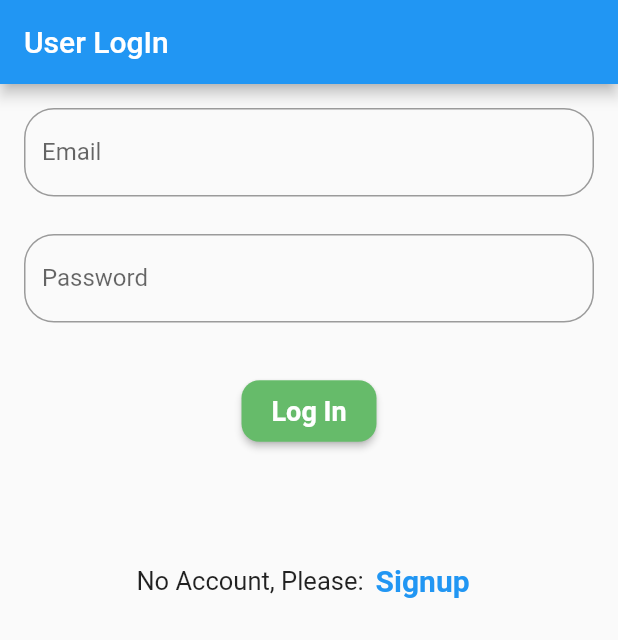
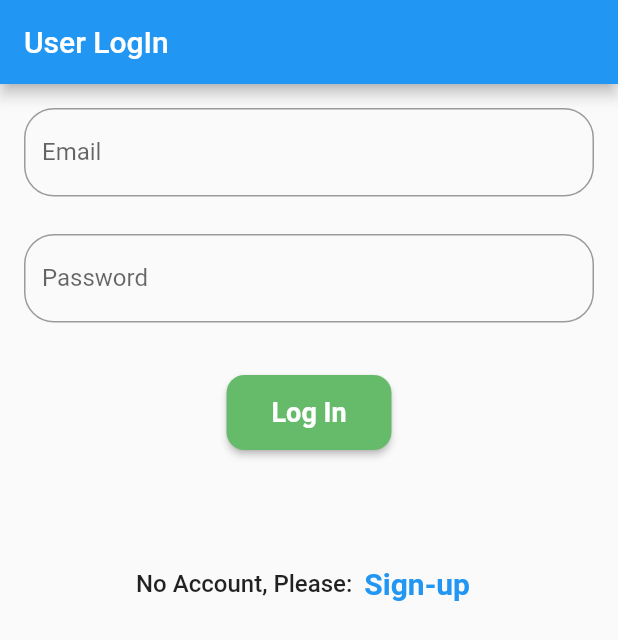
Before and after one commit to Yazoo555/-flutter_intern, a Flutter app: the screen it shows after launch, on a phone screen of 412 x 824 dp. Shown: the top 640 px of the screen. Run offline on Flutter 3.47's test engine with Material 2 defaults, Android fonts, the phone set to English and light mode, and no system bars; our stand-ins replace shared_preferences.

Commit message:
Third Commit-Nopic

```diff
--- a/lib/login.dart
+++ b/lib/login.dart
@@ -90,7 +90,7 @@ class _loginState extends State<login> {
       // ignore: use_build_context_synchronously
       ScaffoldMessenger.of(context).showSnackBar(
         const SnackBar(
-            content: Center(child: Text('User Not Found')),
+            content: Center(child: Text('Invalid:User Not Found')),
             backgroundColor: Colors.redAccent),
       );
       return;
@@ -167,6 +167,7 @@ class _loginState extends State<login> {
                   children: [
                     ElevatedButton(
                       style: ElevatedButton.styleFrom(
+                        fixedSize: Size(110, 50),
                         elevation: 2,
                         foregroundColor: Colors.white,
                         backgroundColor: Colors.green.shade400,
@@ -199,7 +200,7 @@ class _loginState extends State<login> {
                     Text(
                       "No Account, Please:",
                       style:
-                          TextStyle(fontSize: 17, fontWeight: FontWeight.w400),
+                          TextStyle(fontSize: 16, fontWeight: FontWeight.w500),
                     ),
                     TextButton(
                       onPressed: () {
@@ -207,7 +208,7 @@ class _loginState extends State<login> {
                             MaterialPageRoute(builder: (context) => Signup()));
                       },
                       child: Text(
-                        "Signup",
+                        "Sign-up",
                         style: TextStyle(
                             fontSize: 20, fontWeight: FontWeight.bold),
                       ),
--- a/lib/main.dart
+++ b/lib/main.dart
@@ -1,3 +1,4 @@
+import 'package:day_seven/Signup.dart';
 import 'package:day_seven/login.dart';
 import 'package:flutter/material.dart';
 
```
